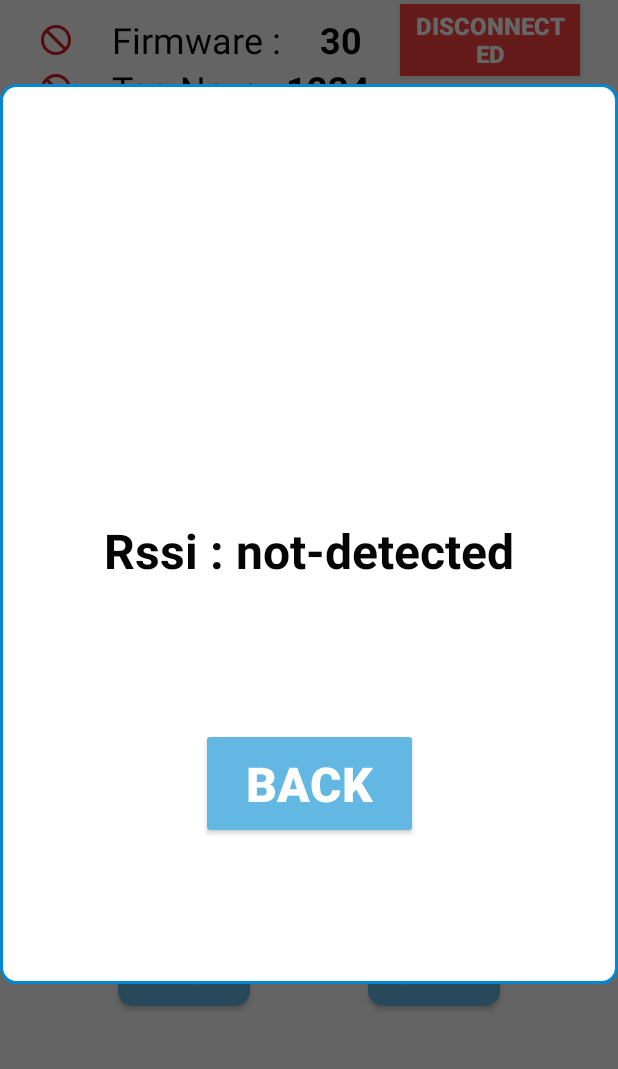
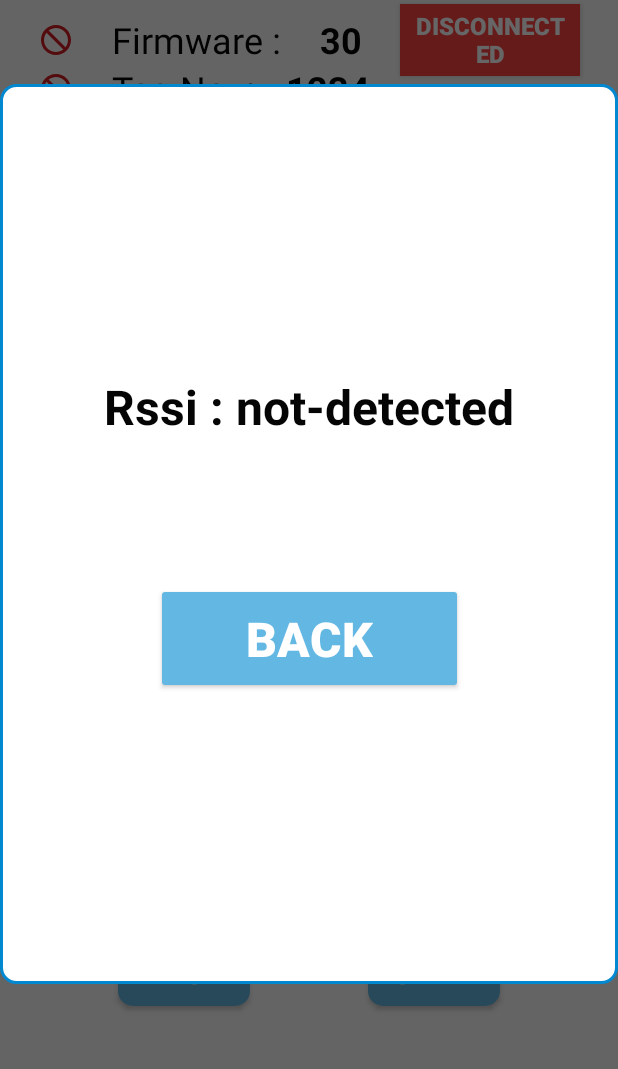
Before and after one commit to mansonase/Test_F116, an Android app: the MainActivity screen opened directly, with no data from a screen before it, after a tap on "Test F116", on a phone screen of 412 x 824 dp, the part 84-1153 px from its top. Run offline under Robolectric (Android 15) with nearby library versions, the phone set to English and light mode, and no system bars; libraries missing offline, so code that uses them is left out: com.journeyapps.barcodescanner; 2 statements that could not run were skipped.

Commit message:
part of function and sharepreferences

```diff
--- a/app/src/main/res/layout/fragment_barcode.xml
+++ b/app/src/main/res/layout/fragment_barcode.xml
@@ -16,7 +16,7 @@
         app:layout_constraintStart_toStartOf="parent"
         app:layout_constraintEnd_toEndOf="parent"
         app:layout_constraintTop_toTopOf="parent"
-        app:layout_constraintBottom_toTopOf="@+id/barcode_name"
+        app:layout_constraintBottom_toTopOf="@+id/show_rssi"
         android:backgroundTint="@color/white" />
 
     <TextView
@@ -30,14 +30,45 @@
         android:textStyle="bold"
         android:textSize="24dp"/>
 
+
+    <TextView
+        android:layout_width="wrap_content"
+        android:layout_height="wrap_content"
+        android:id="@+id/show_rssi"
+        app:layout_constraintStart_toStartOf="parent"
+        app:layout_constraintEnd_toEndOf="parent"
+        app:layout_constraintTop_toBottomOf="@+id/barcode_mac"
+        app:layout_constraintBottom_toTopOf="@+id/cancel_show_rssi"
+        android:textColor="@color/word_black"
+        android:textStyle="bold"
+        android:textSize="32dp"
+        android:text="Rssi : not-detected"/>
+
+    <Button
+        android:layout_width="wrap_content"
+        android:layout_height="wrap_content"
+        android:id="@+id/cancel_show_rssi"
+        app:layout_constraintStart_toStartOf="parent"
+        app:layout_constraintEnd_toEndOf="parent"
+        app:layout_constraintTop_toBottomOf="@+id/show_rssi"
+        app:layout_constraintBottom_toTopOf="@+id/barcode_name"
+        android:backgroundTint="@color/main_blue"
+        android:text="@string/back"
+        android:textStyle="bold"
+        android:textColor="@color/white"
+        android:textSize="32dp"
+        android:paddingVertical="15dp"
+        android:paddingHorizontal="60dp"/>
+
+
     <ImageView
         android:layout_width="wrap_content"
         android:layout_height="wrap_content"
         android:id="@+id/barcode_name"
         app:layout_constraintStart_toStartOf="parent"
         app:layout_constraintEnd_toEndOf="parent"
-        app:layout_constraintTop_toBottomOf="@+id/barcode_mac"
-        app:layout_constraintBottom_toTopOf="@+id/show_rssi"
+        app:layout_constraintTop_toBottomOf="@+id/cancel_show_rssi"
+        app:layout_constraintBottom_toBottomOf="parent"
         android:background="@color/white"/>
 
     <TextView
@@ -51,34 +82,5 @@
         android:textSize="24dp"
         android:textStyle="bold"/>
 
-    <TextView
-        android:layout_width="wrap_content"
-        android:layout_height="wrap_content"
-        android:id="@+id/show_rssi"
-        app:layout_constraintStart_toStartOf="parent"
-        app:layout_constraintEnd_toEndOf="parent"
-        app:layout_constraintTop_toBottomOf="@+id/barcode_name"
-        app:layout_constraintBottom_toTopOf="@+id/cancel_show_rssi"
-        android:textColor="@color/word_black"
-        android:textStyle="bold"
-        android:textSize="32dp"
-        android:text="Rssi : not-detected"/>
-
-    <Button
-        android:layout_width="wrap_content"
-        android:layout_height="wrap_content"
-        android:id="@+id/cancel_show_rssi"
-        app:layout_constraintStart_toStartOf="parent"
-        app:layout_constraintEnd_toEndOf="parent"
-        app:layout_constraintTop_toBottomOf="@+id/show_rssi"
-        app:layout_constraintBottom_toBottomOf="parent"
-        android:backgroundTint="@color/main_blue"
-        android:text="@string/back"
-        android:textStyle="bold"
-        android:textColor="@color/white"
-        android:textSize="32dp"
-        android:paddingVertical="15dp"
-        android:paddingHorizontal="30dp"/>
-
 
 </androidx.constraintlayout.widget.ConstraintLayout>
```
Also changed, not shown: app/src/main/java/com/example/testf116/GattAttributes.kt (+11 -0 lines), app/src/main/java/com/example/testf116/MainActivity.kt (+23 -2 lines), 1 other file.
